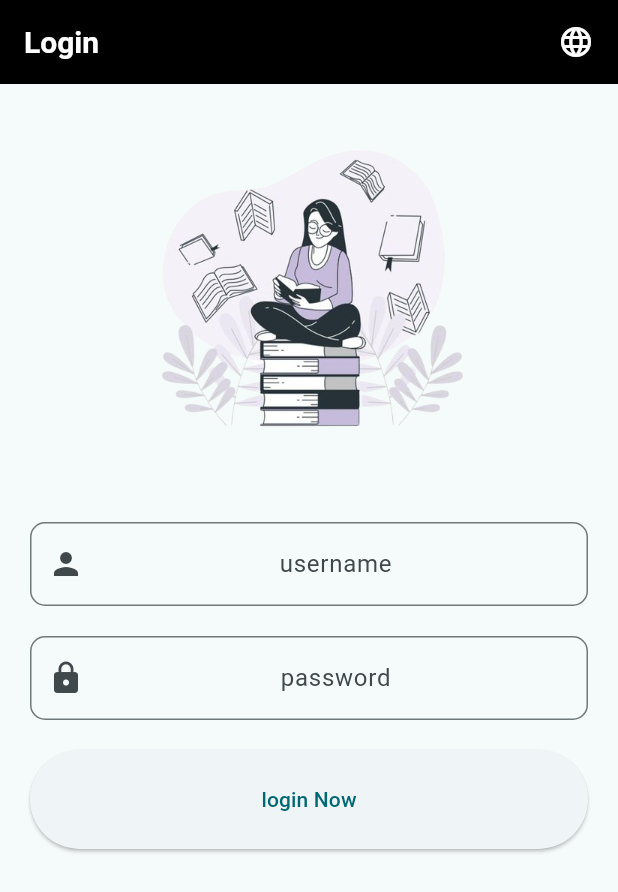
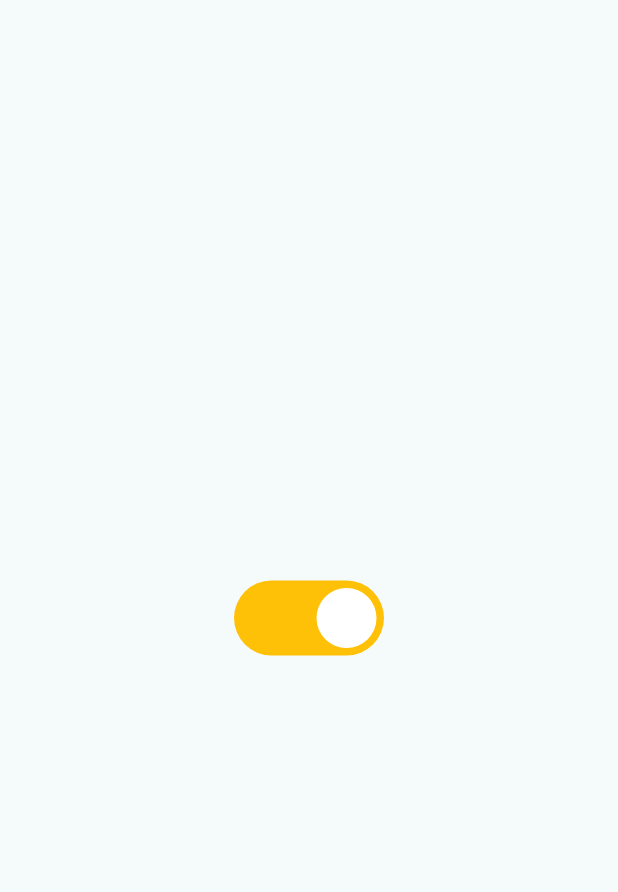
Before and after one commit to Rahma-kp/Animation, a Flutter app: the screen it shows after launch, on a phone screen of 412 x 824 dp. Shown: the top 892 px of the screen. Run offline on Flutter 3.47's test engine with Material 3 defaults, Android fonts, the phone set to English and light mode, and no system bars; our stand-ins replace shimmer; generated files the repository leaves out were written again.

Commit message:
forth commit

```diff
--- /dev/null
+++ b/lib/controller/button_contoller.dart
@@ -0,0 +1,9 @@
+import 'package:flutter/material.dart';
+
+class ButtonProider extends ChangeNotifier{
+  bool isLoding =false;
+  void changes (){
+    isLoding=!isLoding;
+    notifyListeners();
+  }
+}
--- a/lib/controller/container_opacity_provider.dart
+++ b/lib/controller/container_opacity_provider.dart
@@ -2,7 +2,7 @@ import 'package:flutter/material.dart';
 
 class ContainerOpacityProvider extends ChangeNotifier{
     double opacityLevel = 1;
-   void opacitychange(){
+   void opacityChange(){
      opacityLevel = opacityLevel == 0 ? 1 : 0;
      notifyListeners();
     }
--- a/lib/controller/home_screen_provider.dart
+++ b/lib/controller/home_screen_provider.dart
@@ -2,7 +2,7 @@ import 'package:flutter/material.dart';
 
 class HomeScreenProvider extends ChangeNotifier{
     bool isLoading = true;
-     void islodingchange(){
+     void isLodingChange(){
        isLoading = false;
        notifyListeners();
      }
--- a/lib/controller/physical_provider.dart
+++ b/lib/controller/physical_provider.dart
@@ -2,7 +2,7 @@ import 'package:flutter/material.dart';
 
 class PhysicalProvider extends ChangeNotifier{
    bool isElevated = false;
-   void physicalchange(){
+   void physicalChange(){
     isElevated = !isElevated;
     notifyListeners();
    }
--- a/lib/controller/sandbox_provider.dart
+++ b/lib/controller/sandbox_provider.dart
@@ -5,7 +5,7 @@ class SandBoxProvider extends ChangeNotifier {
   double margin = 0;
   double width = 200;
   Color color = Colors.black;
-  void sandboxchange() {
+  void sandBoxChange() {
     margin = 50;
     color = Colors.blue;
     notifyListeners();
--- a/lib/controller/text_opacity_provider.dart
+++ b/lib/controller/text_opacity_provider.dart
@@ -2,7 +2,7 @@ import 'package:flutter/material.dart';
 
 class TextOpacityprovider extends ChangeNotifier{
     double opacityLevel = 1;
-    void textopacitychange(){
+    void textOpacityChange(){
       opacityLevel = opacityLevel == 0 ? 1 : 0;
       notifyListeners();
     }
--- a/lib/controller/text_slide_provider.dart
+++ b/lib/controller/text_slide_provider.dart
@@ -2,7 +2,7 @@ import 'package:flutter/material.dart';
 
 class TextSlideProvider extends ChangeNotifier{
    bool selected = false;
-  void textslide(){
+  void textSlide(){
     selected=!selected;
     notifyListeners();
    }
--- a/lib/main.dart
+++ b/lib/main.dart
@@ -1,3 +1,4 @@
+import 'package:animation/controller/button_contoller.dart';
 import 'package:animation/controller/container_opacity_provider.dart';
 import 'package:animation/controller/home_screen_provider.dart';
 import 'package:animation/controller/icon_animation_provider.dart';
@@ -6,6 +7,7 @@ import 'package:animation/controller/sandbox_provider.dart';
 import 'package:animation/controller/text_opacity_provider.dart';
 import 'package:animation/controller/text_slide_provider.dart';
 import 'package:animation/view/login_screen.dart';
+import 'package:animation/widget/togle_screen.dart';
 import 'package:flutter/material.dart';
 import 'package:flutter_gen/gen_l10n/app_localizations.dart';
 import 'package:provider/provider.dart';
@@ -57,6 +59,9 @@ class _MyAppState extends State<MyApp> {
         ),
         ChangeNotifierProvider(
           create: (context) => IconAnimationProvider(),
+        ),
+         ChangeNotifierProvider(
+          create: (context) => ButtonProider(),
         )
       ],
       child: MaterialApp(
@@ -69,8 +74,7 @@ class _MyAppState extends State<MyApp> {
         localizationsDelegates: AppLocalizations.localizationsDelegates,
         supportedLocales: AppLocalizations.supportedLocales,
         locale: _locale,
-        home: Login(),
-      ),
+        home: ButtonAnimation())
     );
   }
 }
--- a/lib/widget/container_opacity.dart
+++ b/lib/widget/container_opacity.dart
@@ -2,8 +2,8 @@ import 'package:animation/controller/container_opacity_provider.dart';
 import 'package:flutter/material.dart';
 import 'package:provider/provider.dart';
 
-class ConatinerOpac extends StatelessWidget {
-  const ConatinerOpac({super.key});
+class ConatinerOpacity extends StatelessWidget {
+  const ConatinerOpacity({super.key});
 
   @override
   Widget build(BuildContext context) {
@@ -28,7 +28,7 @@ class ConatinerOpac extends StatelessWidget {
               const SizedBox(height: 20),
               ElevatedButton(
                 onPressed: () {
-                 value.opacitychange();
+                 value.opacityChange();
                 },
                 child: const Text("Toggle Opacity"),
               ),
--- a/lib/widget/physical.dart
+++ b/lib/widget/physical.dart
@@ -31,7 +31,7 @@ class Physical extends StatelessWidget {
               const SizedBox(height: 20),
               ElevatedButton(
                 onPressed: () {
-                 value.physicalchange();
+                 value.physicalChange();
                 },
                 child: Text(value.isElevated ? 'Lower' : 'Elevate'),
               ),
--- a/lib/widget/text_opacity.dart
+++ b/lib/widget/text_opacity.dart
@@ -30,7 +30,7 @@ class OpacityPage extends StatelessWidget {
               const SizedBox(height: 20),
               ElevatedButton(
                 onPressed: () {
-                  value.textopacitychange();
+                  value.textOpacityChange();
                 },
                 child: const Text("Toggle Opacity",style: TextStyle(color: Colors.black),),
               ),
--- /dev/null
+++ b/lib/widget/togle_screen.dart
@@ -0,0 +1,52 @@
+
+import 'package:animation/controller/button_contoller.dart';
+import 'package:flutter/material.dart';
+import 'package:provider/provider.dart';
+
+class ButtonAnimation extends StatefulWidget {
+  const ButtonAnimation({super.key});
+
+  @override
+  State<ButtonAnimation> createState() => _ButtonAnimationState();
+}
+
+class _ButtonAnimationState extends State<ButtonAnimation> {
+  @override
+  Widget build(BuildContext context) {
+    return Scaffold(
+      body: Consumer<ButtonProider>(builder: (context, value, child) =>
+         GestureDetector(onTap: () {
+           value.changes();
+         },
+           child: Center(
+            child: Stack(
+              alignment: Alignment.center,
+              children: [
+                Container(
+                  height: 50,
+                  width: 100,
+                  decoration: BoxDecoration(
+                   color:value.isLoding? Colors.grey:Colors.amber,
+                    borderRadius: BorderRadius.circular(60),
+                  ),
+                  padding: const EdgeInsets.symmetric(horizontal: 5),
+                  alignment:Alignment.centerLeft,
+                  child: AnimatedAlign(alignment:value.isLoding?Alignment.centerLeft:Alignment.centerRight,duration: Duration(seconds:1),
+                    child: Container(
+                      height: 40,
+                      width: 40,
+                      decoration: const BoxDecoration(
+                        color: Colors.white,
+                        shape: BoxShape.circle,
+                      ),
+                    ),
+                  ),
+                ),
+              ],
+            )
+
+                   ),
+         ),
+      ));
+  }
+}
```
Also changed, not shown: lib/view/home_screen.dart (+17 -6 lines), lib/widget/icon_anim.dart (+4 -4 lines), lib/widget/sand_box.dart (+5 -5 lines), lib/widget/text_slide.dart (+11 -8 lines), lib/view/details_screen.dart (renamed from lib/view/det.dart), 1 other file.
